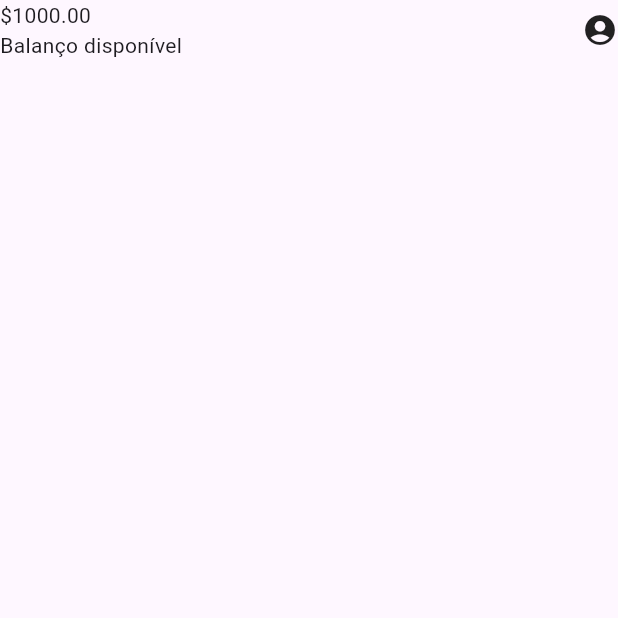
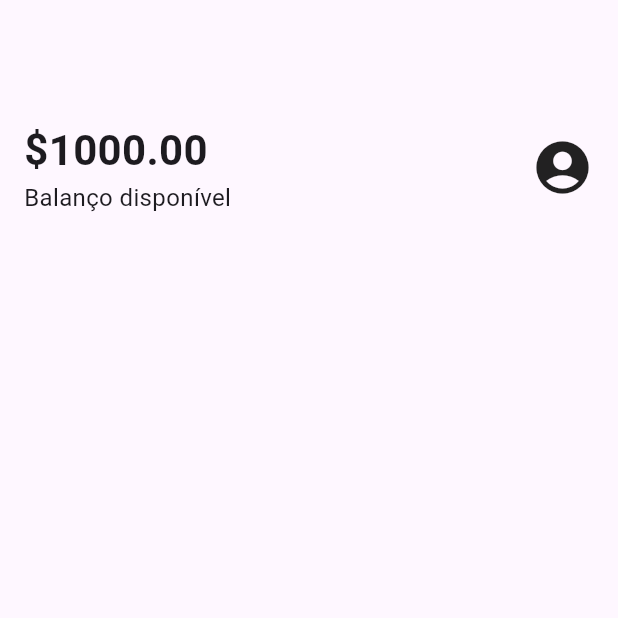
Before and after one commit to leonardo-silva/flutter-alubank, a Flutter app: the screen it shows after launch, on a phone screen of 412 x 824 dp, the top half of it. Run offline on Flutter 3.47's test engine with Material 3 defaults, Android fonts, the light colour scheme and no system bars.

Commit message:
feat: styling Header widgets

```diff
--- a/lib/components/sections/header.dart
+++ b/lib/components/sections/header.dart
@@ -5,15 +5,24 @@ class Header extends StatelessWidget {
 
   @override
   Widget build(BuildContext context) {
-    return Row(
+    return Padding(
+      padding: const EdgeInsets.fromLTRB(16.0, 80.0, 16.0, 16.0),
+      child: Row(
         mainAxisAlignment: MainAxisAlignment.spaceBetween,
         children: <Widget>[
           Column(
             crossAxisAlignment: CrossAxisAlignment.start,
-          children: <Widget>[Text('\$1000.00'), Text('Balanço disponível')],
+            children: <Widget>[
+              Text(
+                '\$1000.00',
+                style: TextStyle(fontSize: 28, fontWeight: FontWeight.bold),
               ),
-        Icon(Icons.account_circle),
+              Text('Balanço disponível', style: TextStyle(fontSize: 16)),
             ],
+          ),
+          Icon(Icons.account_circle, size: 42),
+        ],
+      ),
     );
   }
 }
```
Lines whose indentation alone changed are shown as unchanged.
